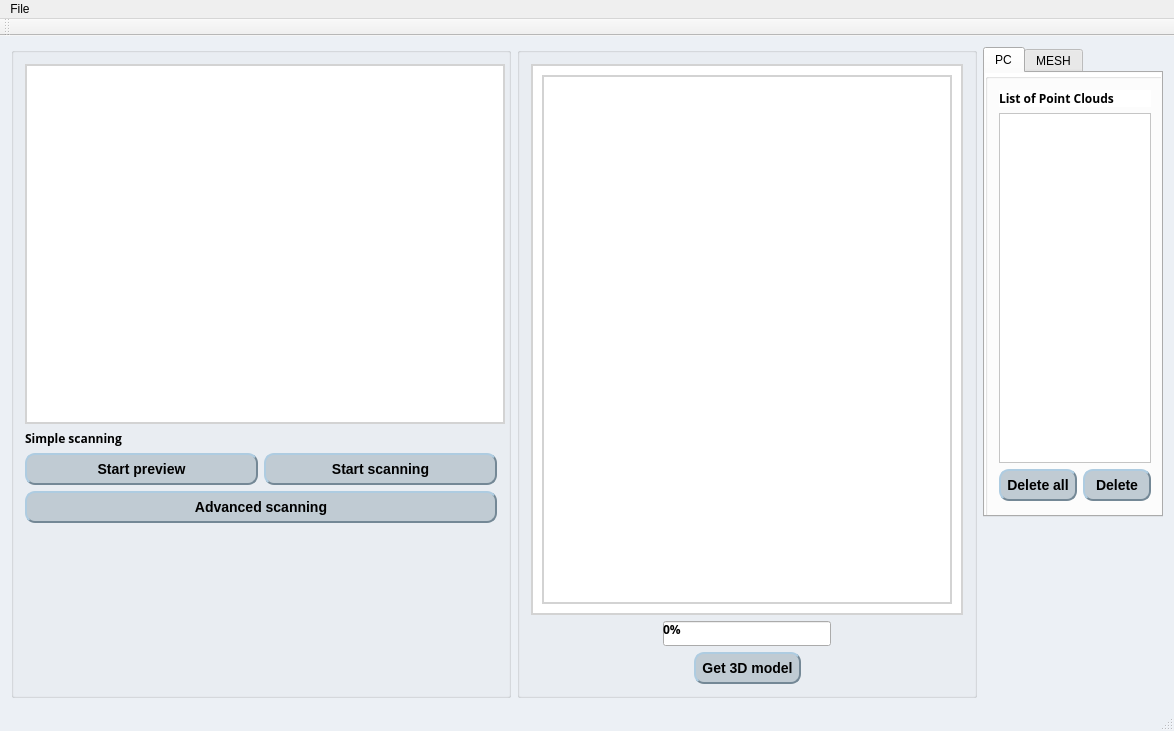
Old version of the form Sculptura/mainwindow.ui in the repository ElJAZRY/Sculptura---3D-scanner-.
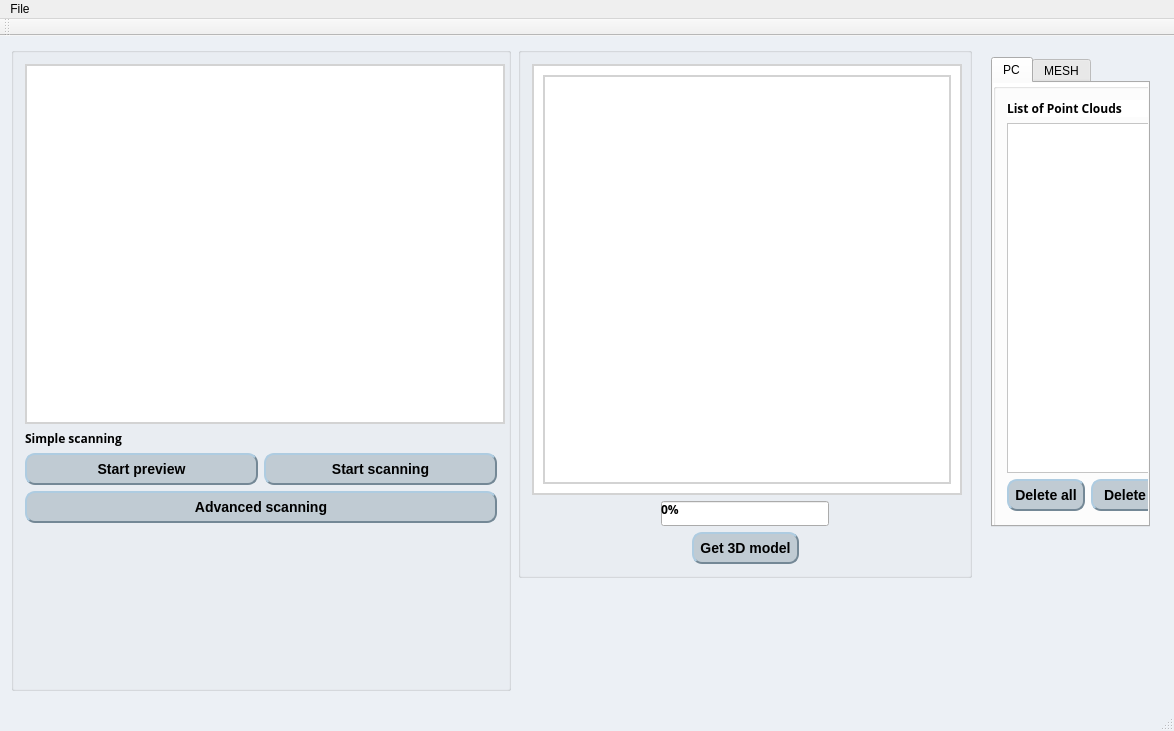
New version of the form. Icons and pictures are not drawn. Custom widgets are drawn as their Qt base class.

```diff
--- a/Sculptura/mainwindow.ui
+++ b/Sculptura/mainwindow.ui
@@ -26,9 +26,15 @@
     background-color: #ecf0f5;
 }</string>
    </property>
-   <layout class="QHBoxLayout" name="horizontalLayout_3">
-    <item>
      <widget class="QGroupBox" name="scanningGroupBox">
+    <property name="geometry">
+     <rect>
+      <x>11</x>
+      <y>11</y>
+      <width>500</width>
+      <height>644</height>
+     </rect>
+    </property>
       <property name="minimumSize">
        <size>
         <width>500</width>
@@ -191,9 +197,15 @@
        </item>
       </layout>
      </widget>
-    </item>
-    <item>
      <widget class="QGroupBox" name="reconstructionGroupBox">
+    <property name="geometry">
+     <rect>
+      <x>518</x>
+      <y>11</y>
+      <width>454</width>
+      <height>531</height>
+     </rect>
+    </property>
       <property name="title">
        <string/>
       </property>
@@ -342,8 +354,15 @@
        </item>
       </layout>
      </widget>
-    </item>
-    <item>
+   <widget class="QWidget" name="layoutWidget">
+    <property name="geometry">
+     <rect>
+      <x>980</x>
+      <y>10</y>
+      <width>181</width>
+      <height>627</height>
+     </rect>
+    </property>
      <layout class="QVBoxLayout" name="verticalLayout_5">
       <item>
        <widget class="QTabWidget" name="tabWidget">
@@ -679,8 +698,7 @@
        </spacer>
       </item>
      </layout>
-    </item>
-   </layout>
+   </widget>
   </widget>
   <widget class="QMenuBar" name="menuBar">
    <property name="geometry">
```
Lines whose indentation alone changed are shown as unchanged.
